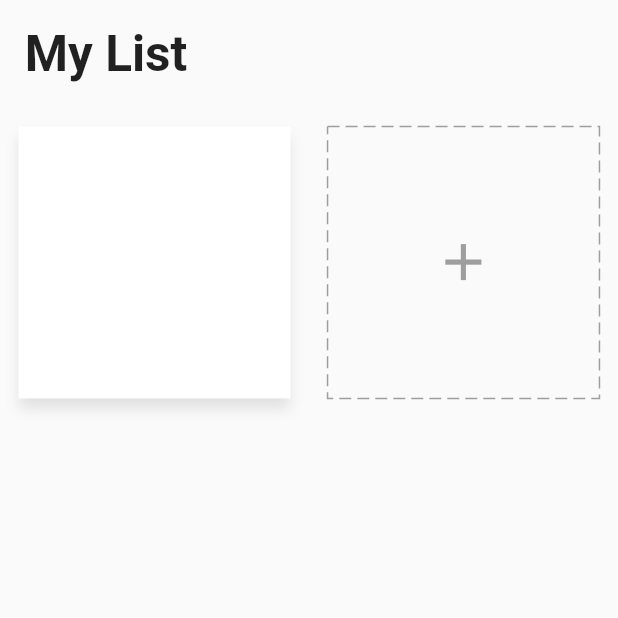
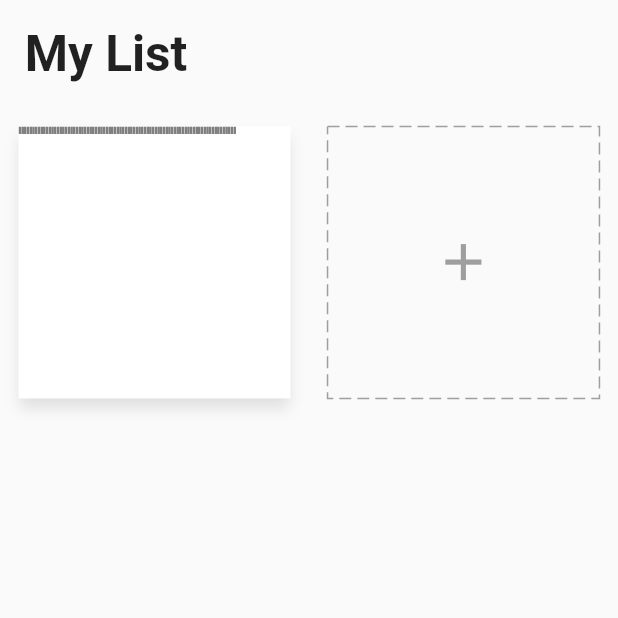
Before and after one commit to kritamategunt/getXFlutter, a Flutter app: the screen it shows after launch, on a phone screen of 412 x 824 dp, the top half of it. Run offline on Flutter 3.47's test engine with Material 2 defaults, Android fonts, the phone set to English and light mode, and no system bars; drawn by our look-alikes of dotted_border, step_progress_indicator; our stand-ins replace equatable, flutter_easyloading, get, get_storage.

Commit message:
update: step progress

```diff
--- a/lib/app/data/models/task.dart
+++ b/lib/app/data/models/task.dart
@@ -1,9 +1,10 @@
 import 'package:equatable/equatable.dart';
+import 'package:flutter/material.dart';
 
 class Task extends Equatable {
   final String title;
   final int icon;
-  final String color;
+  final int color;
   final List<dynamic>? todos;
   const Task(
       {required this.title,
@@ -14,7 +15,7 @@ class Task extends Equatable {
   Task copyWith({
     String? title,
     int? icon,
-    String? color,
+    int? color,
     List<dynamic>? todos,
   }) =>
       Task(
--- a/lib/app/modules/home/view.dart
+++ b/lib/app/modules/home/view.dart
@@ -30,9 +30,7 @@ class HomePage extends GetView<HomeController> {
               shrinkWrap: true,
               physics: const ClampingScrollPhysics(),
               children: [
-                TaskCard(
-                    task:
-                        Task(title: "title", icon: 0xe59c, color: '#fffffff')),
+                TaskCard(task: Task(title: "title", icon: 0xe59c, color: 3)),
                 AddCard()
               ],
             )
--- a/lib/app/modules/home/widgets/task_card.dart
+++ b/lib/app/modules/home/widgets/task_card.dart
@@ -3,6 +3,7 @@ import 'package:get/get.dart';
 import 'package:to_do_list/app/core/utils/extension.dart';
 import 'package:to_do_list/app/data/models/task.dart';
 import 'package:to_do_list/app/modules/home/controller.dart';
+import 'package:step_progress_indicator/step_progress_indicator.dart';
 
 class TaskCard extends StatelessWidget {
   final homeCtrl = Get.find<HomeController>();
@@ -11,7 +12,7 @@ class TaskCard extends StatelessWidget {
 
   @override
   Widget build(BuildContext context) {
-    final color = Color(0xffffff);
+    final color = Color(task.color);
     final squareWidth = Get.width - 12.0.wp;
     return Container(
       width: squareWidth / 2,
@@ -21,7 +22,26 @@ class TaskCard extends StatelessWidget {
         BoxShadow(
             color: Colors.grey[300]!, blurRadius: 7, offset: const Offset(0, 7))
       ]),
-      child: Column(),
+      child: Column(
+        crossAxisAlignment: CrossAxisAlignment.start,
+        // TODO change the code when finish CRUD
+        children: [
+          StepProgressIndicator(
+            totalSteps: 100,
+            currentStep: 80,
+            size: 5,
+            padding: 0,
+            unselectedGradientColor: LinearGradient(
+                begin: Alignment.bottomLeft,
+                end: Alignment.bottomRight,
+                colors: [Colors.white, Colors.white]),
+            selectedGradientColor: (LinearGradient(
+                begin: Alignment.bottomLeft,
+                end: Alignment.bottomRight,
+                colors: [color.withOpacity(0.5), color])),
+          ),
+        ],
+      ),
     );
   }
 }
--- a/pubspec.yaml
+++ b/pubspec.yaml
@@ -40,6 +40,7 @@ dependencies:
   equatable: ^2.0.3
   flutter_easyloading: ^3.0.5
   dotted_border: ^2.0.0+3
+  step_progress_indicator: ^1.0.2
 
 dev_dependencies:
   flutter_test:
```
Also changed, not shown: pubspec.lock.
